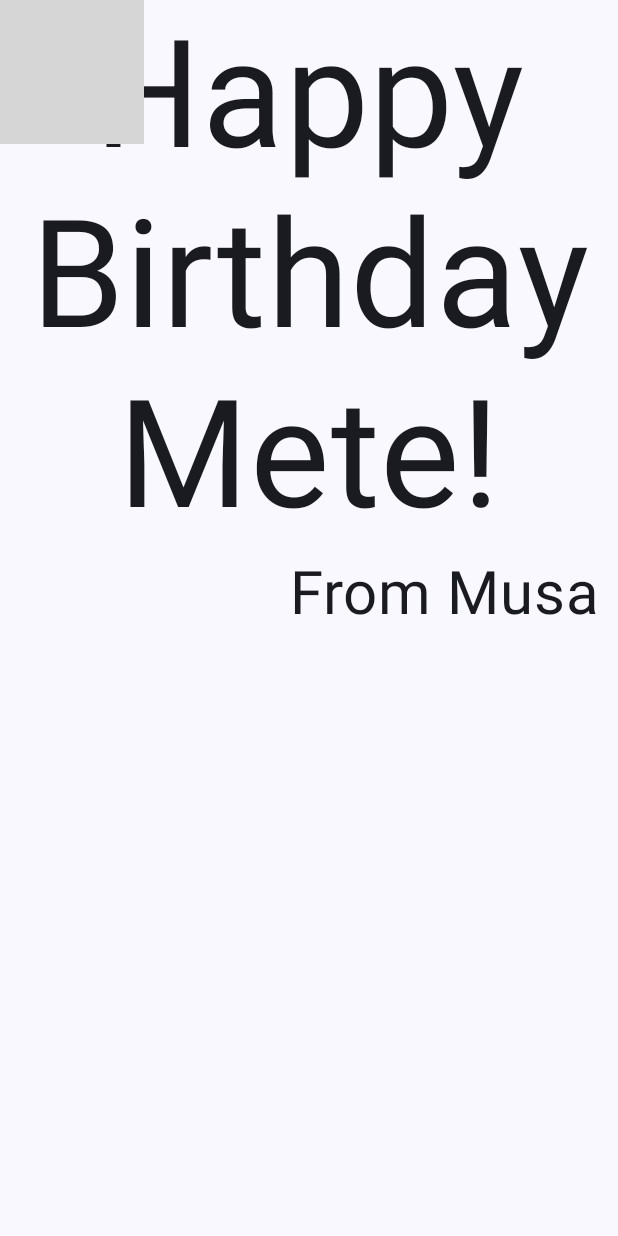
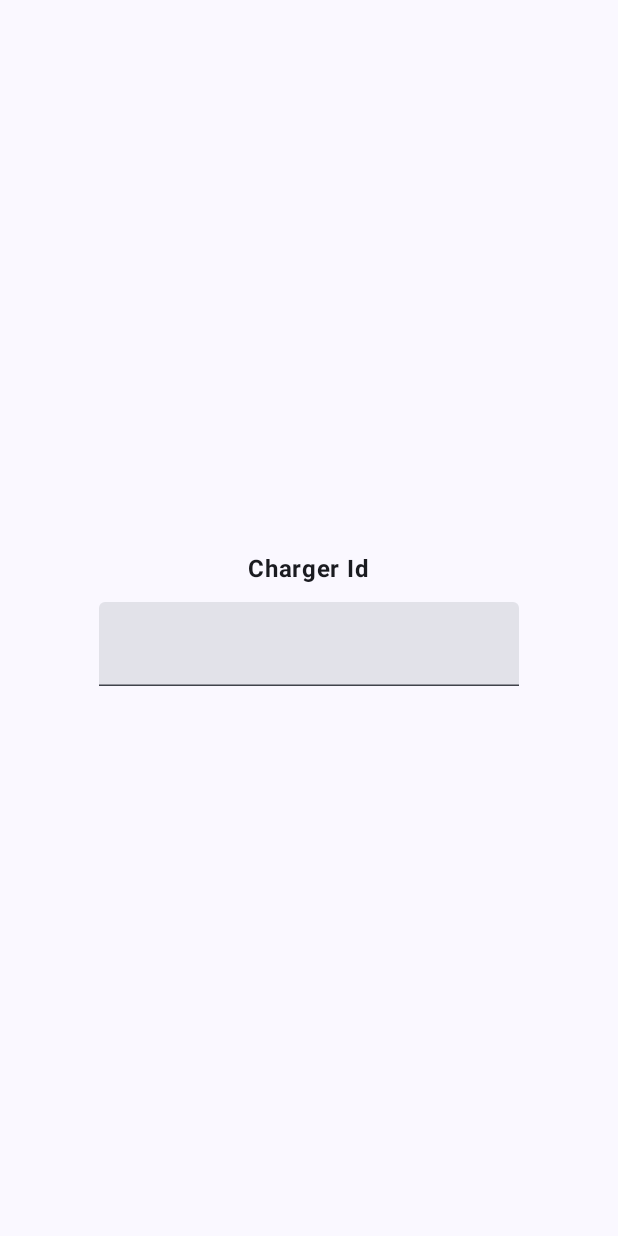
Before and after one commit to musayuksel/Android-studio-101, an Android app built with Jetpack Compose: the screen it shows after launch (MainActivity), on a phone screen of 412 x 824 dp. Run offline under Robolectric (Android 15) with nearby library versions, the phone set to English and light mode, and no system bars; Roboto replaces fonts that are not available here; grey boxes are pictures that could not be loaded.

Commit message:
Add Visual Transformation

```diff
--- a/app/src/main/java/com/example/jetpackcompose/MainActivity.kt
+++ b/app/src/main/java/com/example/jetpackcompose/MainActivity.kt
@@ -3,43 +3,65 @@ package com.example.jetpackcompose
 import android.os.Bundle
 import androidx.activity.ComponentActivity
 import androidx.activity.compose.setContent
+import androidx.compose.foundation.layout.Arrangement
+import androidx.compose.foundation.layout.Column
 import androidx.compose.foundation.layout.fillMaxSize
+import androidx.compose.foundation.layout.padding
+import androidx.compose.material3.ExperimentalMaterial3Api
 import androidx.compose.material3.MaterialTheme
 import androidx.compose.material3.Surface
-import androidx.compose.runtime.Composable
+import androidx.compose.material3.Text
+import androidx.compose.runtime.getValue
+import androidx.compose.runtime.mutableStateOf
+import androidx.compose.runtime.remember
+import androidx.compose.runtime.setValue
+import androidx.compose.ui.Alignment
 import androidx.compose.ui.Modifier
-import androidx.compose.ui.res.stringResource
-import androidx.compose.ui.tooling.preview.Preview
+import androidx.compose.ui.text.font.FontWeight
+import androidx.compose.ui.unit.dp
 import com.example.jetpackcompose.ui.theme.JetpackComposeTheme
+import com.example.jetpackcompose.visualTransformation.ChargePointIdScreen
+import com.example.jetpackcompose.visualTransformation.ChargePointVisualTransformation
+
 
 class MainActivity : ComponentActivity() {
+    @OptIn(ExperimentalMaterial3Api::class)
     override fun onCreate(savedInstanceState: Bundle?) {
         super.onCreate(savedInstanceState)
         setContent {
+            var chargerId by remember { mutableStateOf("") }
+            println("chargerId: '$chargerId'")
             JetpackComposeTheme {
+
                 // A surface container using the 'background' color from the theme
                 Surface(
                     modifier = Modifier.fillMaxSize(),
                     color = MaterialTheme.colorScheme.background
                 ) {
-//                    ImageGallery()
-                    HappyBirthdayCard(
-//                        we can use stringResource() to get the string from the strings.xml file
-                        stringResource(R.string.ex_happy_birthday_message), stringResource(
-                            R.string.ex_from_message
-                        )
-                    )
+                    JetpackComposeTheme {
+                        Surface(color = MaterialTheme.colorScheme.background) {
+
+                            Column(
+                                modifier = Modifier.fillMaxSize(),
+                                horizontalAlignment = Alignment.CenterHorizontally,
+                                verticalArrangement = Arrangement.Center
+                            ) {
+                                Text(
+                                    text = "Charger Id",
+                                    modifier = Modifier.padding(bottom = 10.dp),
+                                    fontWeight = FontWeight.Bold
+                                )
+                                ChargePointIdScreen(
+                                    chargePointId = chargerId,
+                                    onChargePointIdChange = { chargerId = it },
+                                    visualTransformation = ChargePointVisualTransformation(),
+                                )
+                            }
+                        }
+                    }
+
                 }
             }
         }
     }
 }
-
-
-@Preview(showBackground = true)
-@Composable
-fun MainActivityPreview() {
-    JetpackComposeTheme {
-        Greeting("Musa")
-    }
-}
--- /dev/null
+++ b/app/src/main/java/com/example/jetpackcompose/visualTransformation/ChargePointIdScreen.kt
@@ -0,0 +1,27 @@
+@file:OptIn(ExperimentalMaterial3Api::class)
+
+package com.example.jetpackcompose.visualTransformation
+
+import androidx.compose.material3.ExperimentalMaterial3Api
+import androidx.compose.material3.TextField
+import androidx.compose.runtime.Composable
+import androidx.compose.ui.Modifier
+import androidx.compose.ui.text.input.VisualTransformation
+
+
+@ExperimentalMaterial3Api
+@OptIn(ExperimentalMaterial3Api::class)
+@Composable
+fun ChargePointIdScreen(
+    chargePointId: String,
+    onChargePointIdChange: (String) -> Unit,
+    visualTransformation: VisualTransformation,
+    modifier: Modifier = Modifier
+) {
+    TextField(
+        value = chargePointId,
+        onValueChange = onChargePointIdChange,
+        visualTransformation = visualTransformation,
+        modifier = modifier
+    )
+}
--- /dev/null
+++ b/app/src/main/java/com/example/jetpackcompose/visualTransformation/ChargePointVisualTransformation.kt
@@ -0,0 +1,37 @@
+package com.example.jetpackcompose.visualTransformation
+import androidx.compose.ui.text.AnnotatedString
+import androidx.compose.ui.text.input.OffsetMapping
+import androidx.compose.ui.text.input.TransformedText
+import androidx.compose.ui.text.input.VisualTransformation
+
+class ChargePointVisualTransformation : VisualTransformation {
+
+    override fun filter(text: AnnotatedString): TransformedText {
+        val trimmed = if (text.text.length >= 16) text.text.substring(0..15) else text.text
+        var out = ""
+        for (i in trimmed.indices) {
+            out += trimmed[i]
+            if (i % 4 == 3 && i != 15) out += "-"
+        }
+
+        val creditCardOffsetTranslator = object : OffsetMapping {
+            override fun originalToTransformed(offset: Int): Int {
+                if (offset <= 3) return offset
+                if (offset <= 7) return offset + 1
+                if (offset <= 11) return offset + 2
+                if (offset <= 16) return offset + 3
+                return 19
+            }
+
+            override fun transformedToOriginal(offset: Int): Int {
+                if (offset <= 4) return offset
+                if (offset <= 9) return offset - 1
+                if (offset <= 14) return offset - 2
+                if (offset <= 19) return offset - 3
+                return 16
+            }
+        }
+
+        return TransformedText(AnnotatedString(out), creditCardOffsetTranslator)
+    }
+}
```
